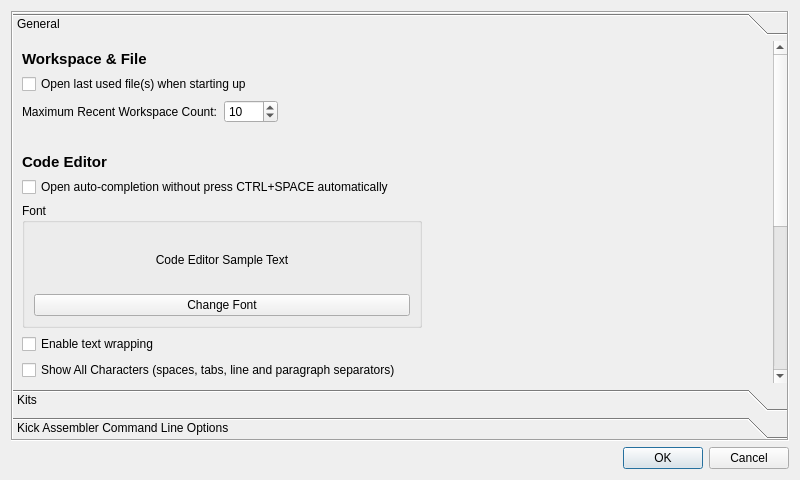
emartisoft/IDE65XX, file settingswindow.ui: the form before one commit.
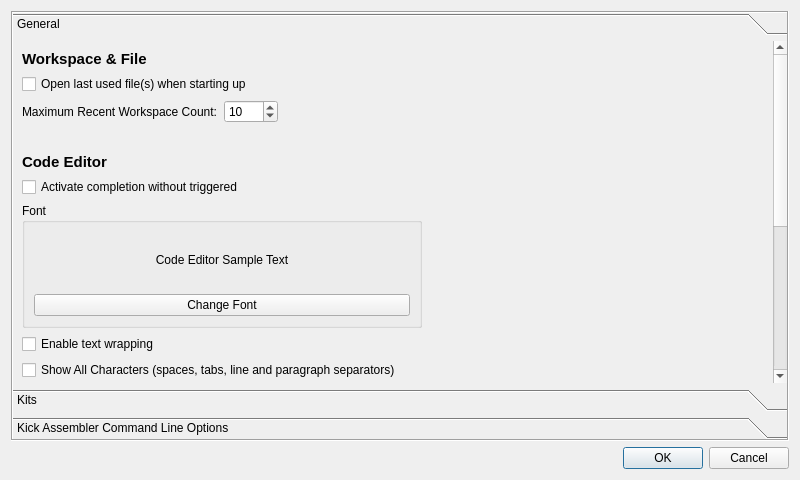
The form after the commit.

Commit message: Fixed syntax in settings

Diff of the .ui file:
```diff
--- a/settingswindow.ui
+++ b/settingswindow.ui
@@ -153,7 +153,7 @@
        <item>
         <widget class="QCheckBox" name="cAutoCompletion">
          <property name="text">
-          <string>Open auto-completion without press CTRL+SPACE automatically</string>
+          <string>Activate completion without triggered</string>
          </property>
         </widget>
        </item>
```
